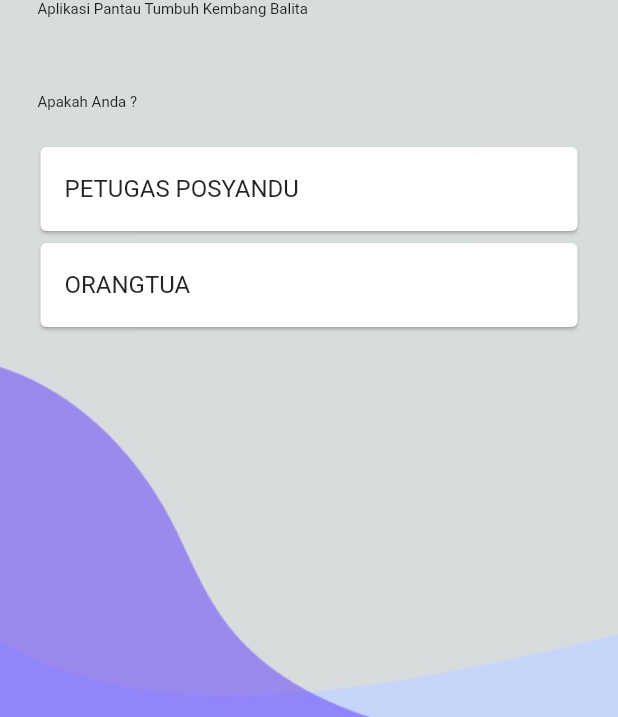
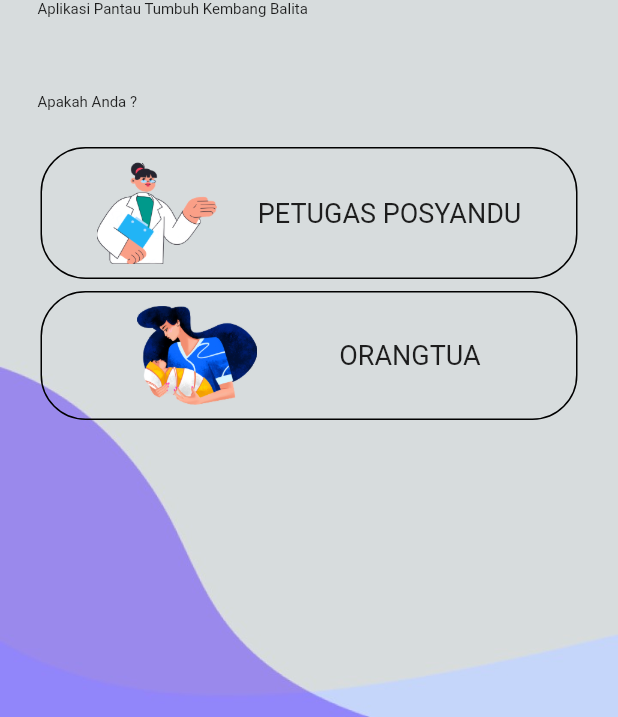
Before and after one commit to nendi123/stunting_app, a Flutter app: the StartPage screen opened by its route, on a phone screen of 412 x 824 dp, the part 519-1236 px from its top. Run offline on Flutter 3.47's test engine with Material 2 defaults, Android fonts, the phone set to English and light mode, and no system bars.

Commit message:
:hammer: perbaikan start page

```diff
--- a/lib/start_page.dart
+++ b/lib/start_page.dart
@@ -82,9 +82,27 @@ class StartPage extends StatelessWidget {
               },
               child: Container(
                 margin: const EdgeInsets.symmetric(horizontal: 23),
-                child: const Card(
-                  child: ListTile(
-                    title: Text("PETUGAS POSYANDU"),
+                child: Card(
+                  elevation: 0,
+                  color: Colors.transparent,
+                  shape: RoundedRectangleBorder(
+                      borderRadius: BorderRadius.circular(30),
+                      side: const BorderSide(color: Colors.black)),
+                  child: Container(
+                    padding: const EdgeInsets.all(10),
+                    child: Row(
+                      mainAxisAlignment: MainAxisAlignment.spaceEvenly,
+                      children: [
+                        SizedBox(
+                          width: 80,
+                          child: Image.asset('assets/petugas.png'),
+                        ),
+                        const Text(
+                          'PETUGAS POSYANDU',
+                          style: TextStyle(fontSize: 18),
+                        )
+                      ],
+                    ),
                   ),
                 ),
               ),
@@ -95,9 +113,27 @@ class StartPage extends StatelessWidget {
               },
               child: Container(
                 margin: const EdgeInsets.symmetric(horizontal: 23),
-                child: const Card(
-                  child: ListTile(
-                    title: Text("ORANGTUA"),
+                child: Card(
+                  elevation: 0,
+                  color: Colors.transparent,
+                  shape: RoundedRectangleBorder(
+                      borderRadius: BorderRadius.circular(30),
+                      side: const BorderSide(color: Colors.black)),
+                  child: Container(
+                    padding: const EdgeInsets.all(10),
+                    child: Row(
+                      mainAxisAlignment: MainAxisAlignment.spaceEvenly,
+                      children: [
+                        SizedBox(
+                          width: 80,
+                          child: Image.asset('assets/orangtua.png'),
+                        ),
+                        const Text(
+                          'ORANGTUA',
+                          style: TextStyle(fontSize: 18),
+                        )
+                      ],
+                    ),
                   ),
                 ),
               ),
```
Also changed, not shown: assets/orangtua.png (added), assets/petugas.png (added).
